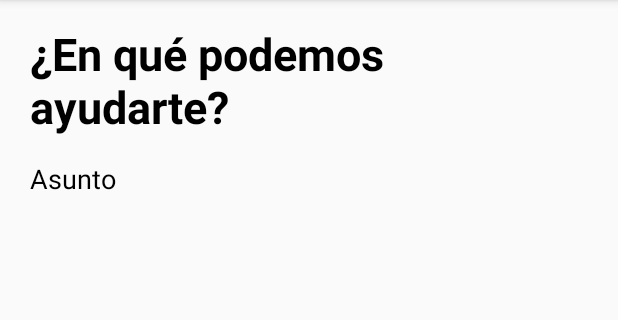
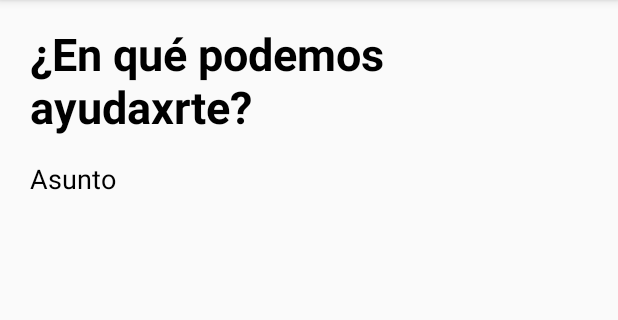
Before and after one commit to michelegaby/IdeaUnica, an Android app: the Evento screen opened directly, with no data from a screen before it, on a phone screen of 412 x 824 dp, the part 84-404 px from its top. Run offline under Robolectric (Android 15) with nearby library versions, the light colour scheme and no system bars; network calls fail.

Commit message:
Prueba Mac

```diff
--- a/app/src/main/res/layout/activity_evento.xml
+++ b/app/src/main/res/layout/activity_evento.xml
@@ -15,7 +15,7 @@
         android:layout_centerInParent="true"
         android:textColor="#000"
         android:textStyle="bold"
-        android:text="¿En qué podemos ayudarte?"
+        android:text="¿En qué podemos ayudaxrte?"
         android:textSize="30dp"
         android:layout_width="wrap_content"
         android:layout_height="wrap_content"/>
--- a/build.gradle
+++ b/build.gradle
@@ -7,7 +7,7 @@ buildscript {
 
     }
     dependencies {
-        classpath 'com.android.tools.build:gradle:3.6.0'
+        classpath 'com.android.tools.build:gradle:3.6.1'
 
         // NOTE: Do not place your application dependencies here; they belong
         // in the individual module build.gradle files
```
